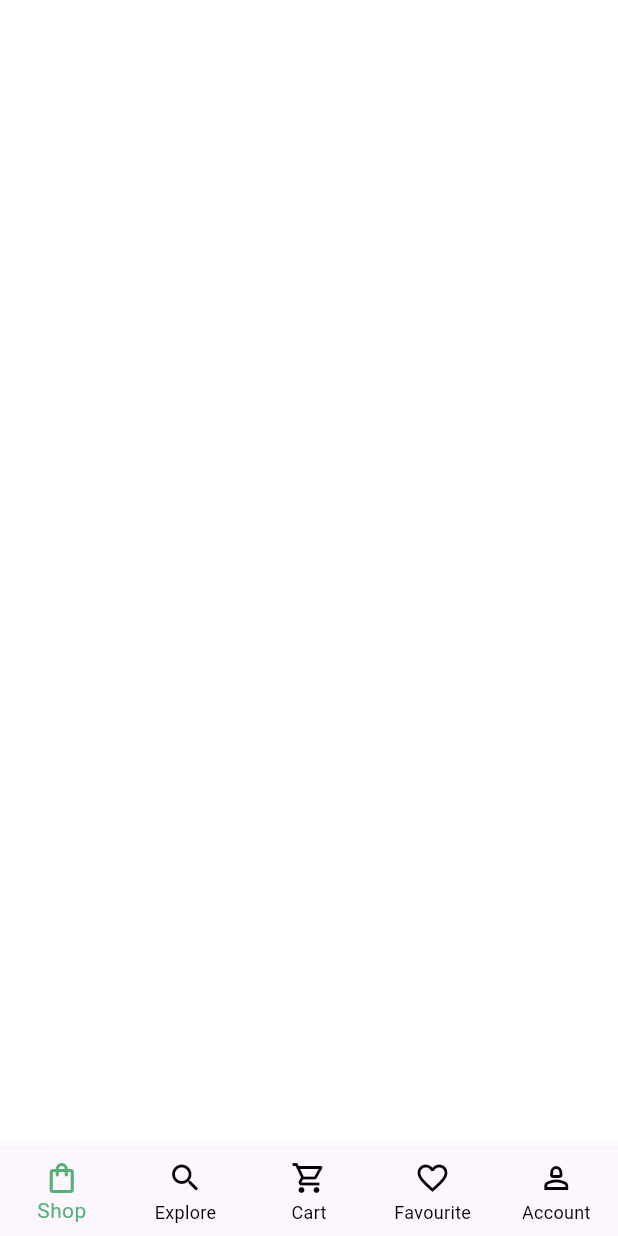
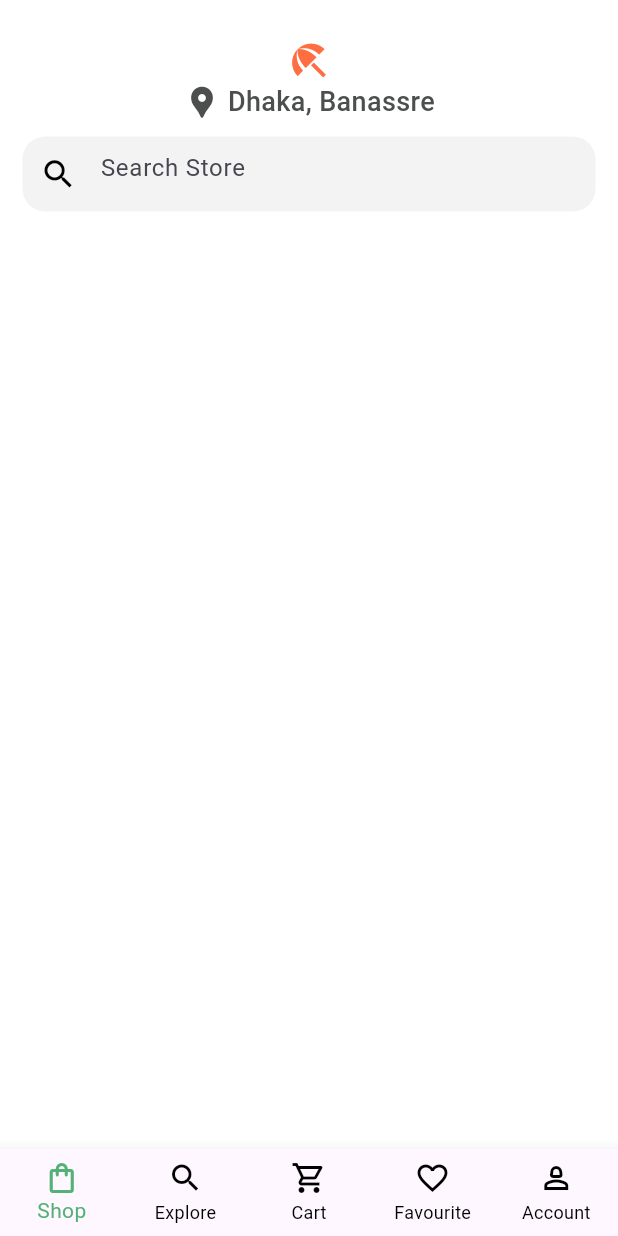
Before and after one commit to Mubashir-Jaweed/GroceriesAppUI-Flutter, a Flutter app: the screen it shows after launch, on a phone screen of 412 x 824 dp. Run offline on Flutter 3.47's test engine with Material 3 defaults, Android fonts, the phone set to English and light mode, and no system bars.

Commit message:
Shop Page 15%  => Search bar/ complete

```diff
--- a/lib/main.dart
+++ b/lib/main.dart
@@ -1,4 +1,9 @@
 import 'package:flutter/material.dart';
+import 'package:myapp/screens/account.dart';
+import 'package:myapp/screens/cart.dart';
+import 'package:myapp/screens/explore.dart';
+import 'package:myapp/screens/favourite.dart';
+import 'package:myapp/screens/shop.dart';
 
 void main() => runApp(const MyApp());
 
@@ -11,6 +16,13 @@ class MyApp extends StatefulWidget {
 
 class _MyAppState extends State<MyApp> {
   int myIndex = 0;
+  List<Widget> widgetList = [
+    shop(),
+    explore(),
+    cart(),
+    favourite(),
+    account(),
+  ];
 
   @override
   Widget build(BuildContext context) {
@@ -20,6 +32,9 @@ class _MyAppState extends State<MyApp> {
         scaffoldBackgroundColor: Colors.white,
       ),
       home: Scaffold(
+        body: Center(
+          child: widgetList[myIndex],
+        ),
         bottomNavigationBar: BottomNavigationBar(
           type: BottomNavigationBarType.fixed,
           onTap: (index) {
--- /dev/null
+++ b/lib/screens/shop.dart
@@ -0,0 +1,76 @@
+import 'package:flutter/material.dart';
+
+class shop extends StatefulWidget {
+  const shop({super.key});
+
+  @override
+  State<shop> createState() => _shopState();
+}
+
+class _shopState extends State<shop> {
+  @override
+  Widget build(BuildContext context) {
+    return Scaffold(
+      body: SafeArea(
+        child: Container(
+          // color: Colors.blue,
+          width: double.infinity,
+          margin: const EdgeInsets.symmetric(horizontal: 15),
+          child: SingleChildScrollView(
+            child: Column(
+              mainAxisAlignment: MainAxisAlignment.center,
+              crossAxisAlignment: CrossAxisAlignment.center,
+              children: [
+                SizedBox(height: 25),
+                const Icon(
+                  Icons.beach_access,
+                  color: Colors.deepOrangeAccent,
+                  size: 30,
+                ),
+                const Row(
+                  mainAxisAlignment: MainAxisAlignment.center,
+                  children: [
+                    Icon(
+                      Icons.location_pin,
+                      color: Color(0xFF4C4F4D),
+                      size: 25,
+                    ),
+                    Text(
+                      ' Dhaka, Banassre',
+                      style: TextStyle(
+                        fontSize: 18,
+                        fontWeight: FontWeight.w500,
+                        color: Color(0xFF4C4F4D),
+                      ),
+                    )
+                  ],
+                ),
+                const SizedBox(height: 10),
+                Container(
+                  width: MediaQuery.of(context).size.width,
+                  height: 50,
+                  alignment: Alignment.center,
+                  decoration: BoxDecoration(
+                    color: const Color(0xffF2F3F2),
+                    borderRadius: BorderRadius.circular(15),
+                  ),
+                  child: TextFormField(
+                    decoration: const InputDecoration(
+                      border: InputBorder.none,
+                      hintText: "Search Store",
+                      prefixIcon: Icon(
+                        Icons.search,
+                        color: Colors.black,
+                        size: 25,
+                      ),
+                    ),
+                  ),
+                ),
+              ],
+            ),
+          ),
+        ),
+      ),
+    );
+  }
+}
```
Also changed, not shown: lib/screens/account.dart (added, +19 -0 lines), lib/screens/cart.dart (added, +19 -0 lines), lib/screens/explore.dart (added, +19 -0 lines), lib/screens/favourite.dart (added, +19 -0 lines).
